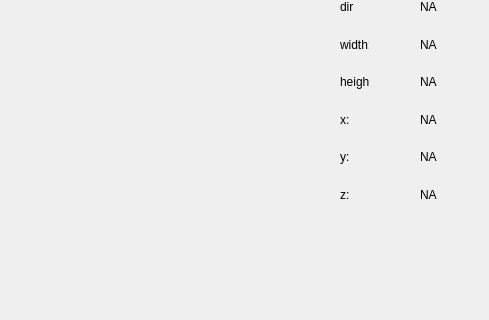
jakedwk/RobotQtUpper, file cv/mainwindow.ui: the form before one commit; both pictures show x 351 to 840 and y 107 to 427 of the 840 by 550 pixel window.
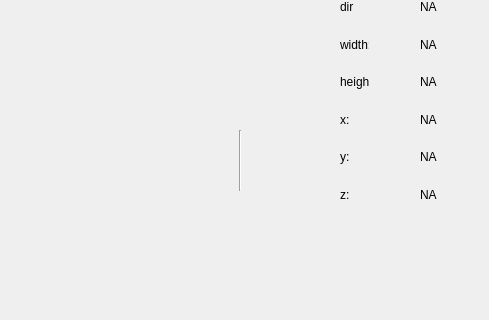
The form after the commit.

Diff of the .ui file:
```diff
--- a/cv/mainwindow.ui
+++ b/cv/mainwindow.ui
@@ -136,7 +136,7 @@
      </item>
     </layout>
    </widget>
-   <widget class="QWidget" name="">
+   <widget class="QWidget" name="layoutWidget">
     <property name="geometry">
      <rect>
       <x>680</x>
@@ -190,6 +190,19 @@
      </item>
     </layout>
    </widget>
+   <widget class="Line" name="line">
+    <property name="geometry">
+     <rect>
+      <x>590</x>
+      <y>220</y>
+      <width>3</width>
+      <height>61</height>
+     </rect>
+    </property>
+    <property name="orientation">
+     <enum>Qt::Vertical</enum>
+    </property>
+   </widget>
   </widget>
   <widget class="QToolBar" name="mainToolBar">
    <attribute name="toolBarArea">
```
Left out of the diff: 2 changed lines with no effect on the pictures.
